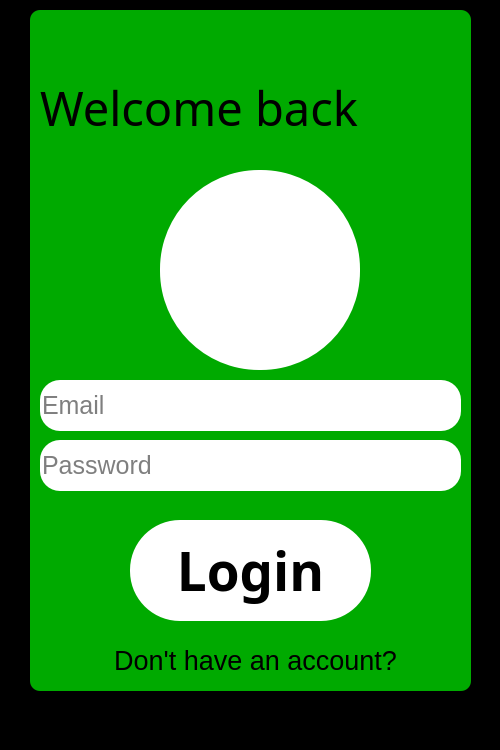
This is ui/login.ui in DoMinhTuong/python-app as Qt 5 draws it before an edit. The edited form follows.
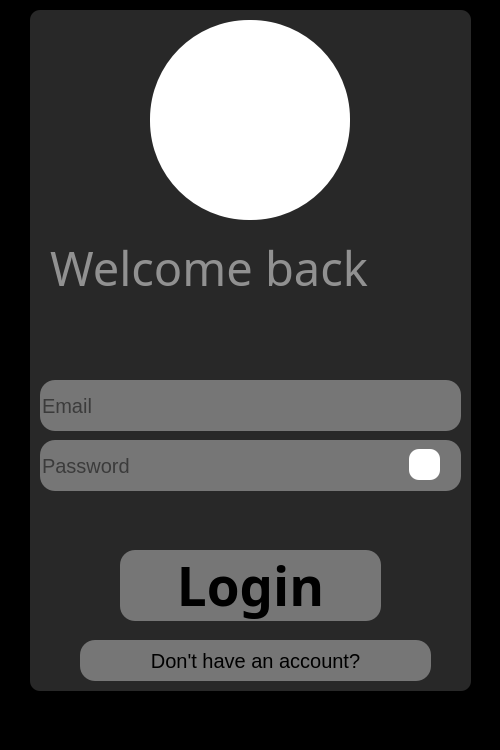
This is the edited form. Icons and pictures are not drawn.

Diff of the .ui file:
```diff
--- a/ui/login.ui
+++ b/ui/login.ui
@@ -28,8 +28,8 @@
      </rect>
     </property>
     <property name="styleSheet">
-     <string notr="true">background-color:rgb(0, 170, 0);
-border-radius: 10px</string>
+     <string notr="true">background-color:rgb(40, 40, 40);
+border-radius: 10px;</string>
     </property>
     <property name="frameShape">
      <enum>QFrame::Shape::StyledPanel</enum>
@@ -47,9 +47,9 @@
       </rect>
      </property>
      <property name="styleSheet">
-      <string notr="true">border-radius:20px;
-background-color:rgb(255, 255, 255);
-font-size: 25px;
+      <string notr="true">background-color:rgb(118, 118, 118);
+border-radius: 15px;
+font-size:20px;
 color: rgb(0, 0, 0);</string>
      </property>
      <property name="echoMode">
@@ -69,11 +69,10 @@
       </rect>
      </property>
      <property name="styleSheet">
-      <string notr="true">border-radius:20px;
-background-color:rgb(255, 255, 255);
-font-size: 25px;
-color: rgb(0, 0, 0);
-</string>
+      <string notr="true">background-color:rgb(118, 118, 118);
+border-radius: 15px;
+font-size:20px;
+color: rgb(0, 0, 0);</string>
      </property>
      <property name="placeholderText">
       <string>Email</string>
@@ -82,8 +81,8 @@
     <widget class="QFrame" name="frame_2">
      <property name="geometry">
       <rect>
-       <x>130</x>
-       <y>160</y>
+       <x>120</x>
+       <y>10</y>
        <width>200</width>
        <height>200</height>
       </rect>
@@ -121,8 +120,8 @@
     <widget class="QLabel" name="welcomeback_label">
      <property name="geometry">
       <rect>
-       <x>10</x>
-       <y>60</y>
+       <x>20</x>
+       <y>220</y>
        <width>411</width>
        <height>75</height>
       </rect>
@@ -133,6 +132,9 @@
        <pointsize>35</pointsize>
       </font>
      </property>
+     <property name="styleSheet">
+      <string notr="true">color:rgb(145, 145, 145);</string>
+     </property>
      <property name="text">
       <string>Welcome back</string>
      </property>
@@ -140,10 +142,10 @@
     <widget class="QPushButton" name="login_btn">
      <property name="geometry">
       <rect>
-       <x>100</x>
-       <y>510</y>
-       <width>241</width>
-       <height>101</height>
+       <x>90</x>
+       <y>540</y>
+       <width>261</width>
+       <height>71</height>
       </rect>
      </property>
      <property name="font">
@@ -154,8 +156,9 @@
       </font>
      </property>
      <property name="styleSheet">
-      <string notr="true">background-color:rgb(255, 255, 255);
-border-radius: 50px;
+      <string notr="true">background-color:rgb(118, 118, 118);
+border-radius: 15px;
+font-size:px;
 color: rgb(0, 0, 0);</string>
      </property>
      <property name="text">
@@ -173,9 +176,15 @@
      </property>
      <property name="font">
       <font>
-       <pointsize>20</pointsize>
+       <pointsize>-1</pointsize>
       </font>
      </property>
+     <property name="styleSheet">
+      <string notr="true">background-color:rgb(118, 118, 118);
+border-radius: 15px;
+font-size:20px;
+color: rgb(0, 0, 0);</string>
+     </property>
      <property name="text">
       <string>Don't have an account?</string>
      </property>
```
Left out of the diff: 2 changed lines with no effect on the pictures.
